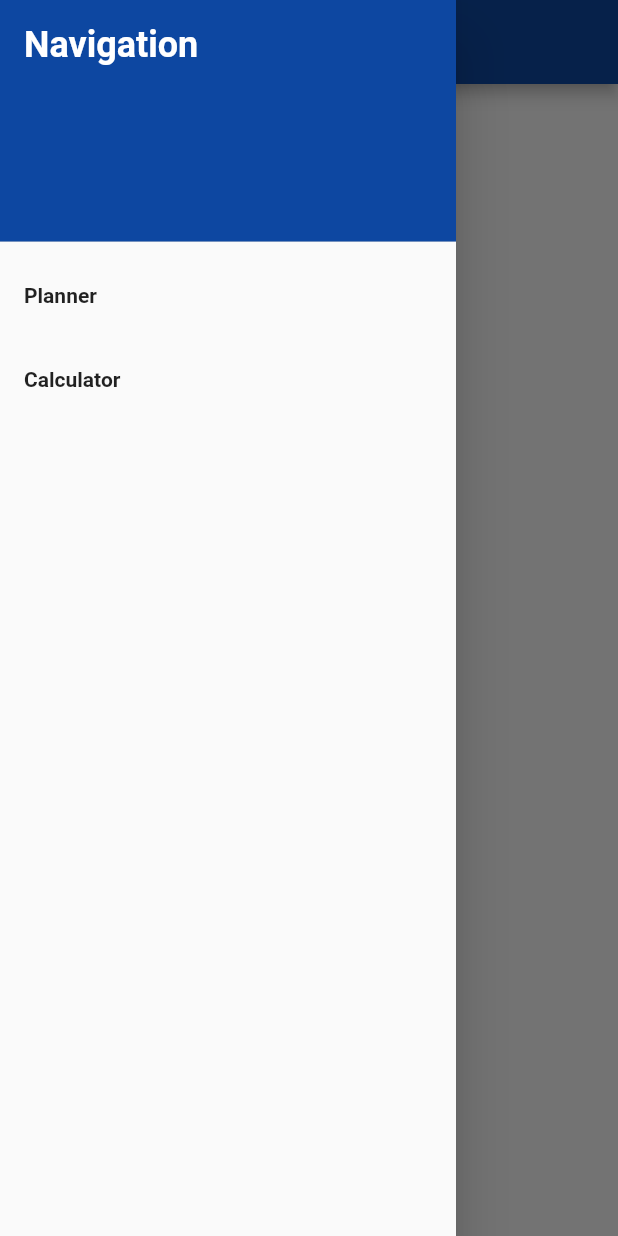
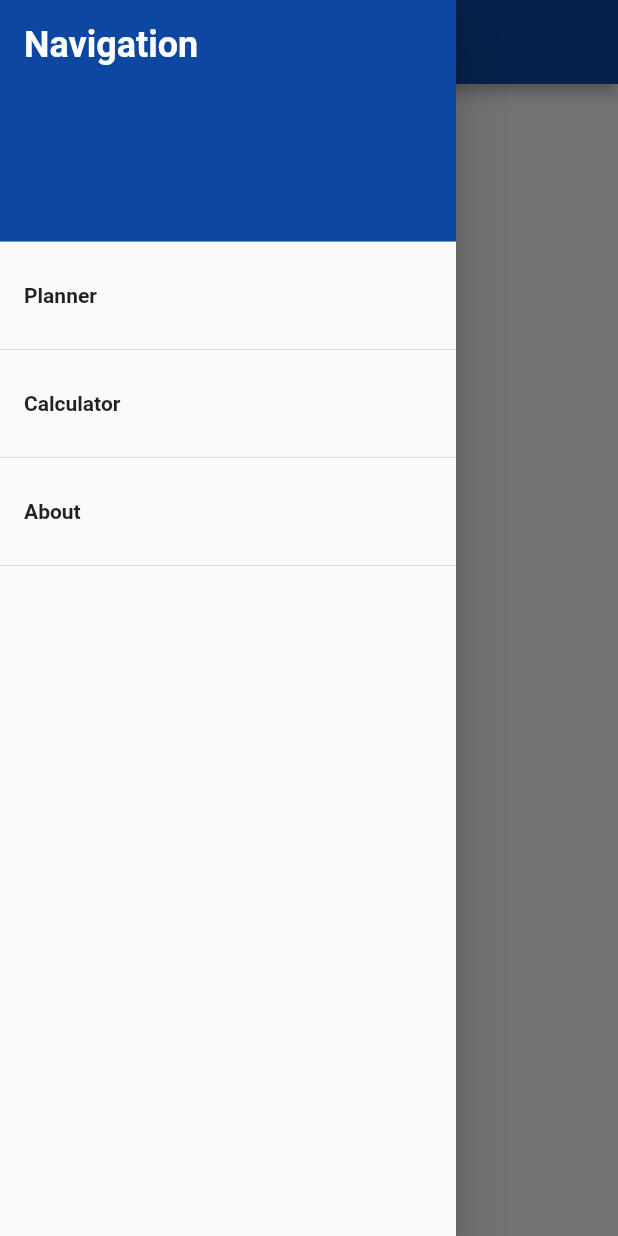
Before and after one commit to hschuch-04/weight-loss-planner, a Flutter app: the screen it shows after launch, in the side drawer, after a tap on "Planner", on a phone screen of 412 x 824 dp. Run offline on Flutter 3.47's test engine with Material 2 defaults, Android fonts, the phone set to English and light mode, and no system bars.

Commit message:
Navigation and BMR Class
- BMR Class now has a constructor and the formula to calculate
- Added base pages for the planner, calculator, and about page
- Reformatted folder locations for better clarity

```diff
--- a/weight_loss_planner/analysis_options.yaml
+++ b/weight_loss_planner/analysis_options.yaml
@@ -3,3 +3,6 @@ include: package:flutter_lints/flutter.yaml
 linter:
   rules:
     prefer_const_constructors: false
+    prefer_final_fields: false
+    avoid_unnecessary_containers: false
+    avoid_print: false
--- /dev/null
+++ b/weight_loss_planner/lib/About/about.dart
@@ -0,0 +1,20 @@
+import 'package:flutter/material.dart';
+import 'package:weight_loss_planner/sidebar.dart';
+
+// The About Class Page
+class About extends StatelessWidget {
+  const About({super.key});
+
+  @override
+  Widget build(BuildContext context) {
+    return Scaffold(
+      appBar: AppBar(
+        backgroundColor: Colors.blue[900],
+        title: Text('About'),
+        centerTitle: true,
+      ),
+      drawer: Sidebar(),
+      drawerEnableOpenDragGesture: false,
+    );
+  }
+}
--- a/weight_loss_planner/lib/Widgets/sidebar.dart
+++ /dev/null
@@ -1,33 +0,0 @@
-import 'package:flutter/material.dart';
-
-class Sidebar extends StatelessWidget {
-  const Sidebar({super.key});
-
-  @override
-  Widget build(BuildContext context) {
-    return SafeArea(
-      child: NavigationDrawer(
-        children: [
-          DrawerHeader(
-            decoration: BoxDecoration(color: Colors.blue[900]),
-            child: Text(
-              'Navigation',
-              style: TextStyle(fontWeight: FontWeight.bold, color: Colors.white, fontSize: 24),
-            ),
-          ),
-          ListTile(
-            title: Text('Planner', style: TextStyle(fontWeight: FontWeight.bold)),
-            onTap: () => {
-              if (ModalRoute.of(context)?.settings.name != '/') {
-                Navigator.popUntil(context, ModalRoute.withName('/'))
-              }
-            }
-          ),
-          ListTile(
-            title: Text('Calculator', style: TextStyle(fontWeight: FontWeight.bold)),
-            onTap: () => Navigator.pushNamed(context, '/calculator'),
-          )
-      ]),
-    );
-  }
-}
--- a/weight_loss_planner/lib/main.dart
+++ b/weight_loss_planner/lib/main.dart
@@ -1,17 +1,31 @@
 import 'package:flutter/material.dart';
-import 'package:weight_loss_planner/Widgets/sidebar.dart';
+import 'package:weight_loss_planner/About/about.dart';
+import 'package:weight_loss_planner/Calculator/calculator.dart';
+import 'package:weight_loss_planner/sidebar.dart';
 
 void main() {
-  runApp(const MainApp());
+  runApp(MaterialApp(
+    initialRoute: '/planner',
+    routes: {
+      '/planner': (context) => MainApp(),
+      '/calculator': (context) => Calculator(),
+      '/about': (context) => About()
+    },
+  ));
 }
 
-class MainApp extends StatelessWidget {
+class MainApp extends StatefulWidget {
   const MainApp({super.key});
 
   @override
+  State<MainApp> createState() => _MainAppState();
+}
+
+// The Main App class
+class _MainAppState extends State<MainApp> {
+  @override
   Widget build(BuildContext context) {
-    return MaterialApp(
-      home: Scaffold(
+    return Scaffold(
       appBar: AppBar(
         backgroundColor: Colors.blue[900],
         title: Text('Weight Loss Planner'),
@@ -22,7 +36,6 @@ class MainApp extends StatelessWidget {
       body: Center(
         child: Text('Hello World!'),
       ),
-      ),
     );
   }
 }
--- /dev/null
+++ b/weight_loss_planner/lib/sidebar.dart
@@ -0,0 +1,49 @@
+import 'package:flutter/material.dart';
+
+// The Sidebar which allows navigation for the user
+class Sidebar extends StatelessWidget {
+  const Sidebar({super.key});
+
+  @override
+  Widget build(BuildContext context) {
+    return SafeArea(
+      child: NavigationDrawer(
+        children: [
+          DrawerHeader(
+            decoration: BoxDecoration(color: Colors.blue[900]),
+            child: Text(
+              'Navigation',
+              style: TextStyle(fontWeight: FontWeight.bold, color: Colors.white, fontSize: 24),
+            ),
+          ),
+          ListTile(
+            title: Text('Planner', style: TextStyle(fontWeight: FontWeight.bold)),
+            onTap: () => {
+              if (ModalRoute.of(context)?.settings.name != '/planner') {
+                Navigator.of(context).pushNamedAndRemoveUntil('/planner', (Route<dynamic> route) => false)
+              }
+            }
+          ),
+          Divider(),
+          ListTile(
+            title: Text('Calculator', style: TextStyle(fontWeight: FontWeight.bold)),
+            onTap: () => {
+              if (ModalRoute.of(context)?.settings.name != '/calculator') {
+                Navigator.of(context).pushNamedAndRemoveUntil('/calculator', (Route<dynamic> route) => false)
+              }
+            }
+          ),
+          Divider(),
+          ListTile(
+            title: Text('About', style: TextStyle(fontWeight: FontWeight.bold)),
+            onTap: () => {
+              if (ModalRoute.of(context)?.settings.name != '/about') {
+                Navigator.of(context).pushNamedAndRemoveUntil('/about', (Route<dynamic> route) => false)
+              }
+            },
+          ),
+          Divider()
+      ]),
+    );
+  }
+}
```
Also changed, not shown: weight_loss_planner/lib/Calculator/BMR.dart (deleted, +0 -12 lines), weight_loss_planner/lib/Calculator/bmr_calculator.dart (added, +28 -0 lines), weight_loss_planner/lib/Calculator/calculator.dart (added, +26 -0 lines). Lines whose indentation alone changed are shown as unchanged.
